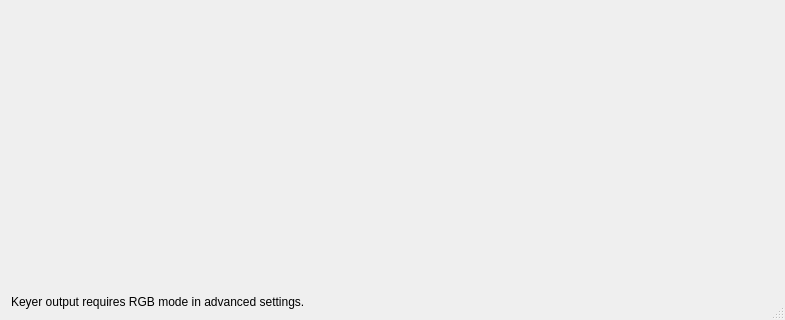
Old version of the form UI/frontend-plugins/decklink-output-ui/forms/output.ui in the repository deepin-community/obs-studio; both pictures show x 0 to 785 and y 177 to 497 of the 785 by 497 pixel window.
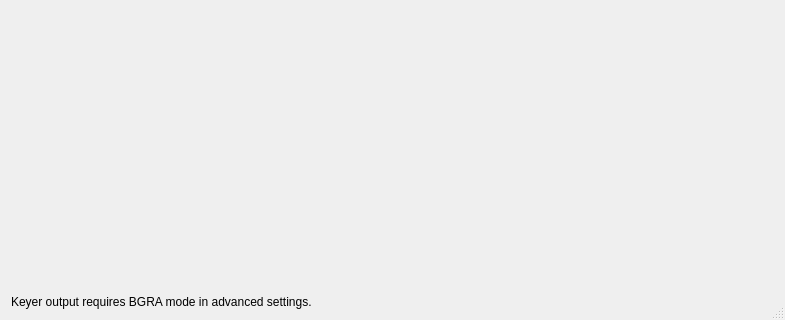
New version of the form.

Diff of the .ui file:
```diff
--- a/UI/frontend-plugins/decklink-output-ui/forms/output.ui
+++ b/UI/frontend-plugins/decklink-output-ui/forms/output.ui
@@ -122,7 +122,7 @@
    <item>
     <widget class="QLabel" name="keyerLabel">
      <property name="text">
-      <string>Keyer output requires RGB mode in advanced settings.</string>
+      <string>Keyer output requires BGRA mode in advanced settings.</string>
      </property>
     </widget>
    </item>
```
